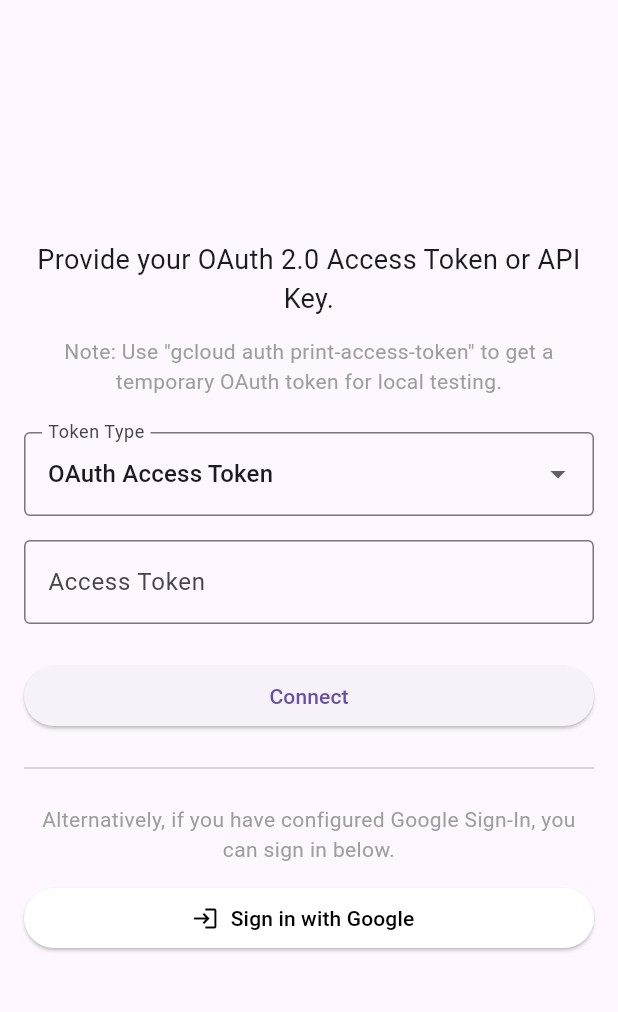
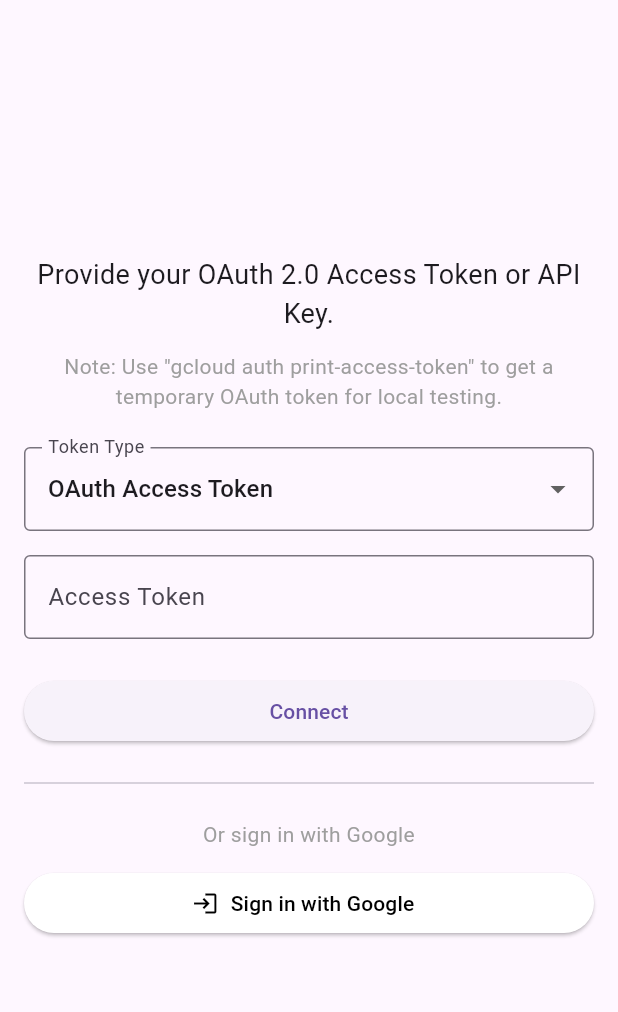
Before and after one commit to arran4/flutter_jules, a Flutter app: the screen it shows after launch, on a phone screen of 412 x 824 dp, the part 63-1075 px from its top. Run offline on Flutter 3.47's test engine with Material 3 defaults, Android fonts, the phone set to English and light mode, and no system bars; our stand-ins replace flutter_secure_storage, google_sign_in, shared_preferences; missing offline and left inert: dartobjectutils.

Commit message:
style: Update Google Sign-In button text
- Updated the label from "Alternatively, if you have configured Google Sign-In, you can sign in below." to "Or sign in with Google" for brevity and clarity.

```diff
--- a/lib/ui/screens/login_screen.dart
+++ b/lib/ui/screens/login_screen.dart
@@ -103,7 +103,7 @@ class _LoginScreenState extends State<LoginScreen> {
               const Divider(),
               const SizedBox(height: 16),
               const Text(
-                'Alternatively, if you have configured Google Sign-In, you can sign in below.',
+                'Or sign in with Google',
                 textAlign: TextAlign.center,
                 style: TextStyle(color: Colors.grey),
               ),
```
